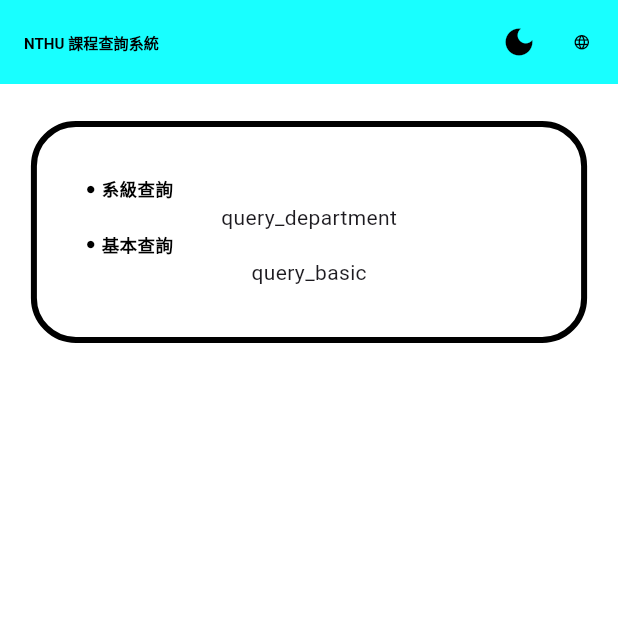
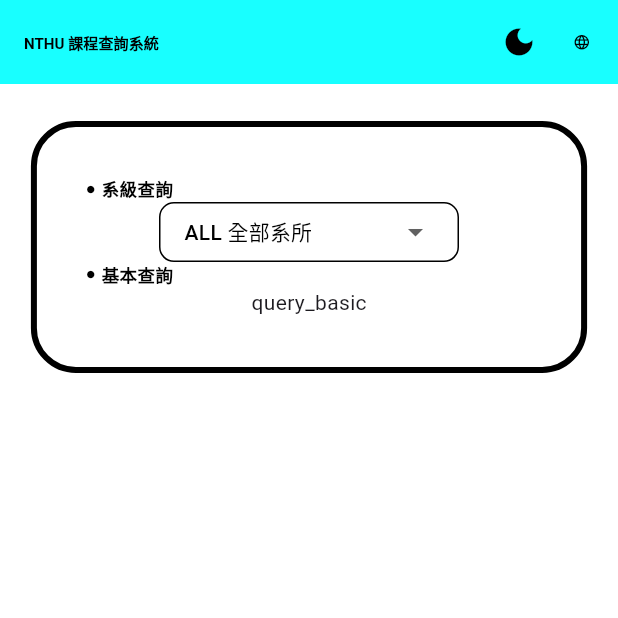
Before and after one commit to NTHU-CLL/NTHU-Curriculum-System, a Flutter app: the screen it shows after launch, on a phone screen of 412 x 824 dp, the top half of it. Run offline on Flutter 3.47's test engine with Material 3 defaults, Android fonts, the phone set to English and light mode, and no system bars; drawn by our look-alikes of dropdown_button2; our stand-ins replace easy_localization, responsive_sizer.

Commit message:
v240402_1407

```diff
--- a/app/assets/translations/en-US.json
+++ b/app/assets/translations/en-US.json
@@ -6,5 +6,7 @@
   "lang_zh": "Chinese",
   "query_basic": "Basic Query",
   "query_department": "Departmental Query",
-  "query_advanced": "Advanced Query"
+  "query_advanced": "Advanced Query",
+  "search_all": "All",
+  "search_hint": "Search"
 }
--- a/app/assets/translations/zh-TW.json
+++ b/app/assets/translations/zh-TW.json
@@ -6,5 +6,7 @@
   "lang_zh": "中文",
   "query_basic": "基本查詢",
   "query_department": "系級查詢",
-  "query_advanced": "進階查詢"
+  "query_advanced": "進階查詢",
+  "search_all": "全部",
+  "search_hint": "搜尋"
 }
--- a/app/lib/content.dart
+++ /dev/null
@@ -1,32 +0,0 @@
-import 'material.dart';
-import 'package:flutter/material.dart';
-import 'package:responsive_sizer/responsive_sizer.dart';
-import 'package:easy_localization/easy_localization.dart';
-
-Widget mainView(BuildContext context, bool isMobile, bool isLight) {
-  return SingleChildScrollView(
-    child: Container(
-      margin: EdgeInsets.symmetric(vertical: 3.h, horizontal: isMobile ? 5.w : 20.w),
-      child: Column(
-        children: [
-          roundBorder(
-            context,
-            isLight,
-            [
-              titleContent(
-                isLight,
-                tr('query_department'),
-                const Text("query_department"),
-              ),
-              titleContent(
-                isLight,
-                tr('query_basic'),
-                const Text("query_basic"),
-              ),
-            ],
-          ),
-        ],
-      ),
-    ),
-  );
-}
--- /dev/null
+++ b/app/lib/define/department.dart
@@ -0,0 +1,19 @@
+import '../object.dart';
+import 'package:flutter/material.dart';
+
+SearchQueryController queryDepartment = SearchQueryController(
+  select: "ALL 全部系所",
+  search: TextEditingController(),
+  subjects: [
+    "ALL 全部系所",
+    "1",
+    "1-1",
+    "1-2",
+    "2",
+    "3",
+    "3-1",
+    "3-2",
+    "4",
+    "5",
+  ],
+);
--- a/app/lib/main.dart
+++ b/app/lib/main.dart
@@ -1,6 +1,6 @@
 import 'object.dart';
-import 'content.dart';
 import 'material.dart';
+import 'define/department.dart';
 import 'package:flutter/material.dart';
 import 'package:responsive_sizer/responsive_sizer.dart';
 import 'package:easy_localization/easy_localization.dart';
@@ -94,7 +94,31 @@ class _MyAppState extends State<MyApp> {
                 SizedBox(width: 2.w),
               ],
             ),
-            body: mainView(context, isMobile, isLight),
+            body: SingleChildScrollView(
+              child: Container(
+                margin: EdgeInsets.symmetric(vertical: 3.h, horizontal: isMobile ? 5.w : 20.w),
+                child: Column(
+                  children: [
+                    roundBorder(
+                      context,
+                      isLight,
+                      [
+                        titleContent(
+                          isLight,
+                          tr('query_department'),
+                          dropDownButtonSearch(isLight, queryDepartment),
+                        ),
+                        titleContent(
+                          isLight,
+                          tr('query_basic'),
+                          const Text("query_basic"),
+                        ),
+                      ],
+                    ),
+                  ],
+                ),
+              ),
+            ),
           );
         },
       ),
--- a/app/lib/material.dart
+++ b/app/lib/material.dart
@@ -1,3 +1,5 @@
+import 'package:easy_localization/easy_localization.dart';
+
 import 'object.dart';
 import 'package:flutter/material.dart';
 import 'package:dropdown_button2/dropdown_button2.dart';
@@ -13,10 +15,7 @@ Widget dropDownButton(bool isLight, Icon icon, List<ButtonItem> texts) {
           onTap: item.onPressed,
           child: Text(
             item.name,
-            style: TextStyle(
-              fontSize: 11.sp,
-              color: isLight ? Colors.black : Colors.white,
-            ),
+            style: TextStyle(fontSize: 11.sp, color: isLight ? Colors.black : Colors.white),
           ),
         );
       }).toList(),
@@ -24,10 +23,90 @@ Widget dropDownButton(bool isLight, Icon icon, List<ButtonItem> texts) {
       dropdownStyleData: DropdownStyleData(
         width: 5.w,
         offset: Offset(-1.2.w, -0.5.h),
-        decoration: BoxDecoration(borderRadius: BorderRadius.circular(10)),
+        decoration: BoxDecoration(
+          color: isLight ? Colors.white : Colors.black,
+          borderRadius: BorderRadius.circular(10),
+          border: Border.all(color: isLight ? Colors.black : Colors.white),
+        ),
       ),
       menuItemStyleData: const MenuItemStyleData(height: 40),
     ),
+  );
+}
+
+Widget dropDownButtonSearch(bool isLight, SearchQueryController queryCtl) {
+  return StatefulBuilder(
+    builder: (BuildContext context, StateSetter setSearchState) {
+      return DropdownButtonHideUnderline(
+        child: DropdownButton2<String>(
+          isExpanded: true,
+          items: queryCtl.subjects
+              .map((item) => DropdownMenuItem(
+                    value: item,
+                    child: Text(item, style: TextStyle(fontSize: 14, color: isLight ? Colors.black : Colors.white)),
+                  ))
+              .toList(),
+          value: queryCtl.select,
+          onChanged: (value) {
+            setSearchState(() {
+              queryCtl.select = value;
+            });
+          },
+          buttonStyleData: ButtonStyleData(
+            padding: const EdgeInsets.symmetric(horizontal: 16),
+            height: 40,
+            width: 200,
+            decoration: BoxDecoration(
+              color: isLight ? Colors.white : Colors.black,
+              borderRadius: BorderRadius.circular(10),
+              border: Border.all(color: isLight ? Colors.black : Colors.white),
+            ),
+          ),
+          dropdownStyleData: DropdownStyleData(
+            maxHeight: 400,
+            padding: const EdgeInsets.all(5),
+            decoration: BoxDecoration(
+              color: isLight ? Colors.white : Colors.black,
+              borderRadius: BorderRadius.circular(10),
+              border: Border.all(color: isLight ? Colors.black : Colors.white),
+            ),
+          ),
+          menuItemStyleData: const MenuItemStyleData(height: 40),
+          dropdownSearchData: DropdownSearchData(
+            searchController: queryCtl.search,
+            searchInnerWidgetHeight: 50,
+            searchInnerWidget: Container(
+              height: 50,
+              alignment: Alignment.centerLeft,
+              child: TextFormField(
+                expands: true,
+                maxLines: null,
+                controller: queryCtl.search,
+                style: TextStyle(fontSize: 10.sp, color: isLight ? Colors.black : Colors.white),
+                decoration: InputDecoration(
+                  isDense: true,
+                  contentPadding: const EdgeInsets.symmetric(horizontal: 10, vertical: 8),
+                  hintText: "search_hint".tr(),
+                  hintStyle: TextStyle(fontSize: 10.sp, color: isLight ? Colors.black : Colors.white),
+                  border: OutlineInputBorder(
+                    borderRadius: BorderRadius.circular(10),
+                    borderSide: BorderSide(color: isLight ? Colors.black : Colors.white),
+                  ),
+                ),
+              ),
+            ),
+            searchMatchFn: (item, searchValue) {
+              return item.value.toString().contains(searchValue);
+            },
+          ),
+          onMenuStateChange: (isOpen) {
+            if (!isOpen) {
+              queryCtl.search.clear();
+            }
+          },
+        ),
+      );
+    },
   );
 }
 
--- a/app/lib/object.dart
+++ b/app/lib/object.dart
@@ -1,6 +1,16 @@
+import 'package:flutter/material.dart';
+
 class ButtonItem {
   String name;
   void Function() onPressed;
 
   ButtonItem({required this.name, required this.onPressed});
 }
+
+class SearchQueryController {
+  String? select;
+  TextEditingController search;
+  List<String> subjects;
+
+  SearchQueryController({required this.select, required this.search, required this.subjects});
+}
```
